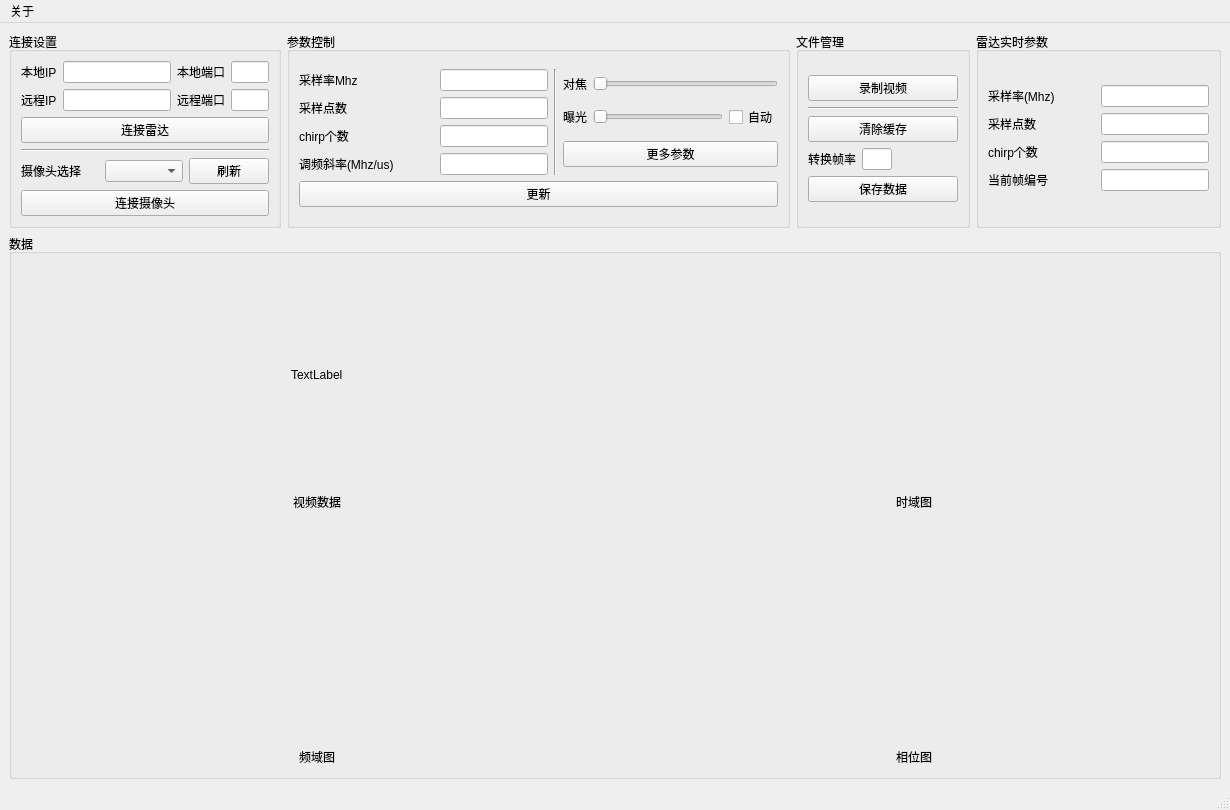
The window that mainwindow.ui (ZzzzzzS/mmLink) describes before a commit, drawn with Qt 5.
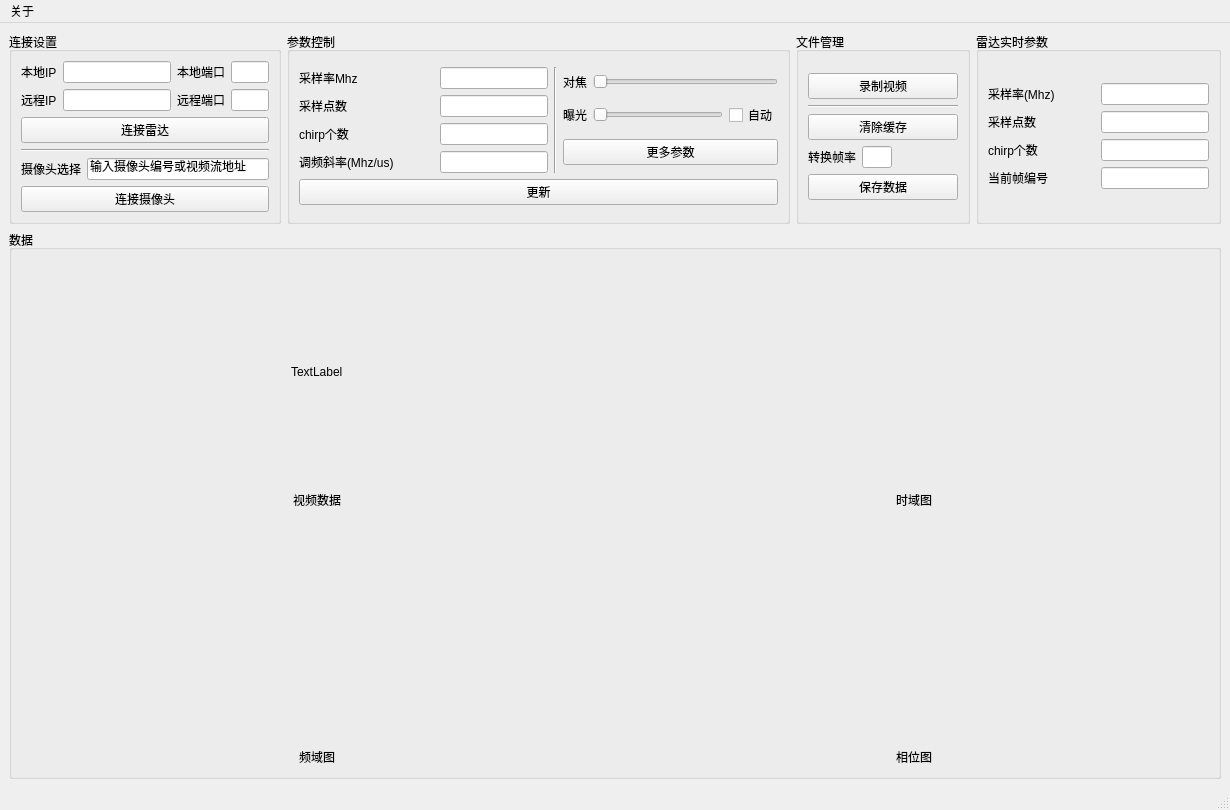
The same window after the commit. Custom widgets are drawn as their Qt base class.

Commit message: 解决一些ui逻辑的问题，摄像头采集到的视频和真实长度不相符合问题可能依然存在

The edit to the form file:
```diff
--- a/mainwindow.ui
+++ b/mainwindow.ui
@@ -137,18 +137,9 @@
                   </widget>
                  </item>
                  <item>
-                  <widget class="QComboBox" name="CameraBox"/>
-                 </item>
-                 <item>
-                  <widget class="QPushButton" name="CameraRenewButton">
-                   <property name="sizePolicy">
-                    <sizepolicy hsizetype="Fixed" vsizetype="Fixed">
-                     <horstretch>0</horstretch>
-                     <verstretch>0</verstretch>
-                    </sizepolicy>
-                   </property>
+                  <widget class="QLineEdit" name="CameraAddress">
                    <property name="text">
-                    <string>刷新</string>
+                    <string>输入摄像头编号或视频流地址</string>
                    </property>
                   </widget>
                  </item>
```
The commit also changes 4 other files.
